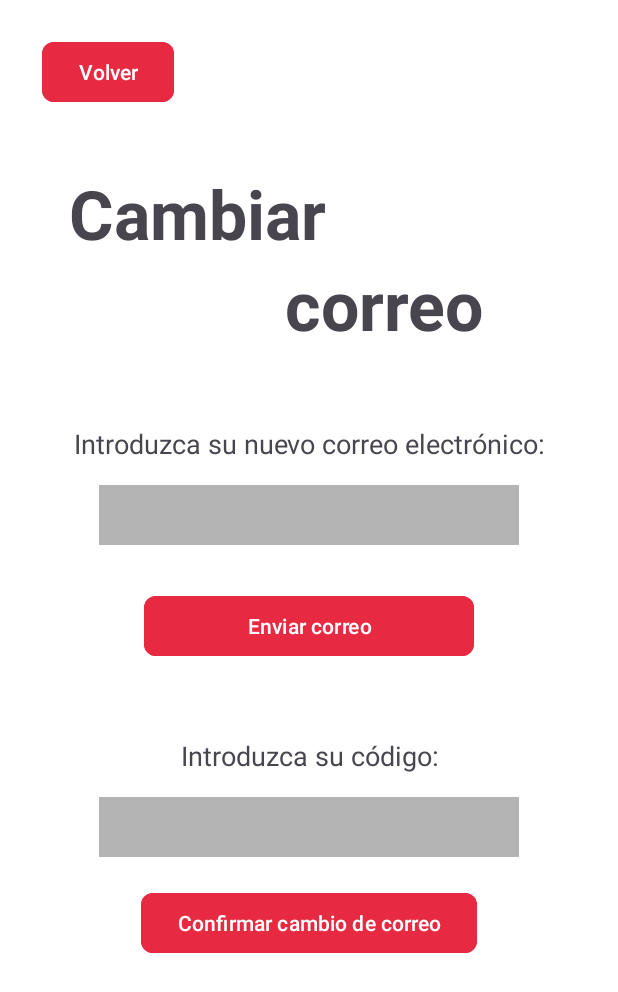
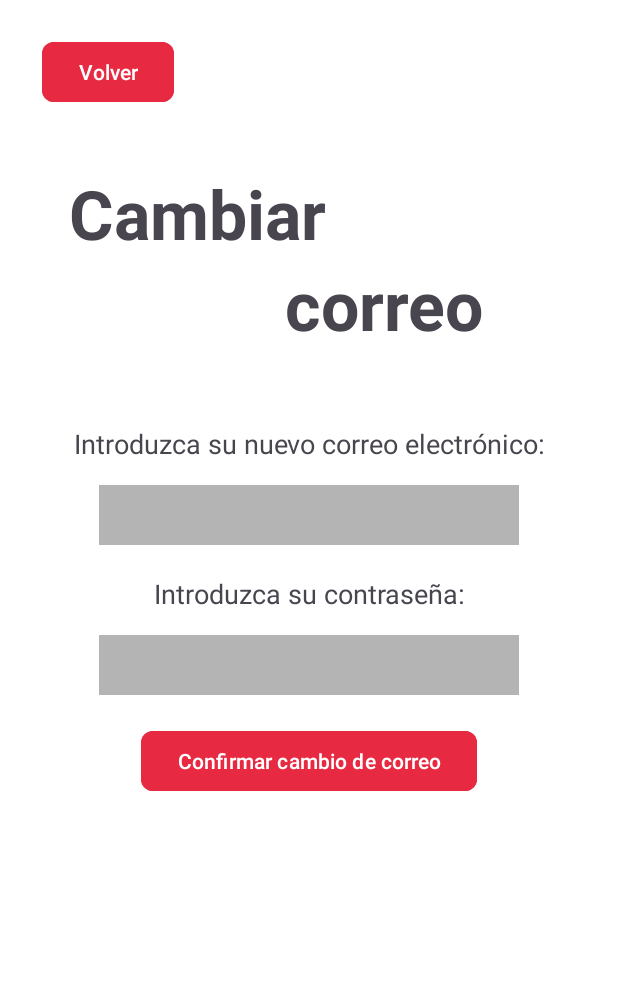
Before and after one commit to rulo-rulo/SmartPark-Tryhard-Hard-Ramon-Project, an Android app: the CambiarCorreo screen opened directly, with no data from a screen before it, on a phone screen of 412 x 824 dp. Shown: the top 992 px of the screen. Run offline under Robolectric (Android 15) with nearby library versions, the phone set to English and light mode, and no system bars; our stand-ins replace Firebase (no records; nobody signed in at launch, a user with empty details on screens opened directly).

Commit message:
funciona cambiar correo

```diff
--- a/app/src/main/res/layout/cambiar_contrasenya_primero.xml
+++ b/app/src/main/res/layout/cambiar_contrasenya_primero.xml
@@ -97,7 +97,7 @@
 
     <!-- Campo para el código -->
     <EditText
-        android:id="@+id/editCode"
+        android:id="@+id/contraseñaCorreo"
         android:layout_width="match_parent"
         android:layout_height="40dp"
         android:layout_marginLeft="50dp"
--- a/app/src/main/res/layout/cambiar_correo.xml
+++ b/app/src/main/res/layout/cambiar_correo.xml
@@ -70,34 +70,23 @@
         android:text="" />
 
     <!-- Botón Enviar correo -->
-    <Button
-        android:id="@+id/btnSendEmail"
-        android:layout_width="match_parent"
-        android:layout_height="wrap_content"
-        android:layout_marginLeft="80dp"
-        android:layout_marginTop="30dp"
-        android:layout_marginRight="80dp"
-        android:layout_marginBottom="50dp"
-        android:backgroundTint="@color/red"
-        android:text="Enviar correo"
-        android:textAlignment="center"
-        android:textSize="14sp"
-        app:cornerRadius="8dp" />
 
     <!-- Texto para el código -->
+
+    <!-- Campo para el código -->
     <TextView
         android:id="@+id/textCode"
         android:layout_width="match_parent"
         android:layout_height="wrap_content"
         android:layout_marginLeft="20dp"
+        android:layout_marginTop="20dp"
         android:layout_marginRight="20dp"
-        android:text="Introduzca su código:"
+        android:text="Introduzca su contraseña:"
         android:textAlignment="center"
         android:textSize="18dp" />
 
-    <!-- Campo para el código -->
     <EditText
-        android:id="@+id/editCode"
+        android:id="@+id/contraseñaCorreo"
         android:layout_width="match_parent"
         android:layout_height="40dp"
         android:layout_marginLeft="50dp"
@@ -107,6 +96,7 @@
         android:ems="10"
         android:inputType="number"
         android:padding="8dp"
+        android:password="true"
         android:text="" />
 
     <!-- Botón Confirmar -->
```
Also changed, not shown: app/src/main/java/com/example/smartpark/CambiarCorreo.java (+39 -19 lines).
